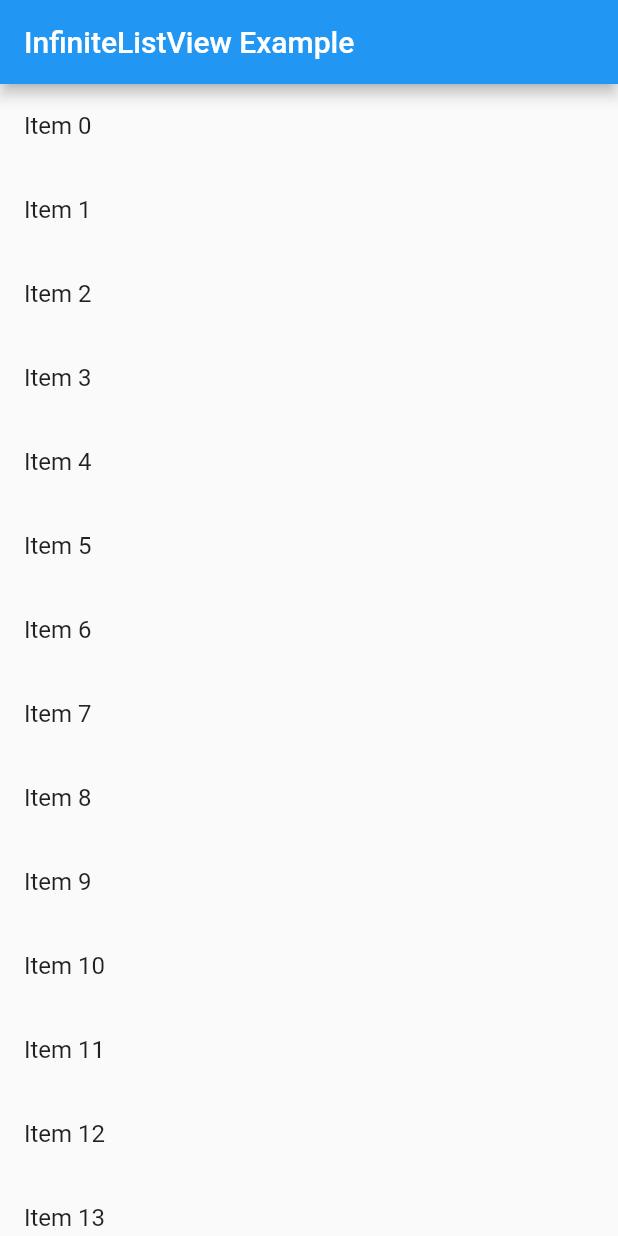
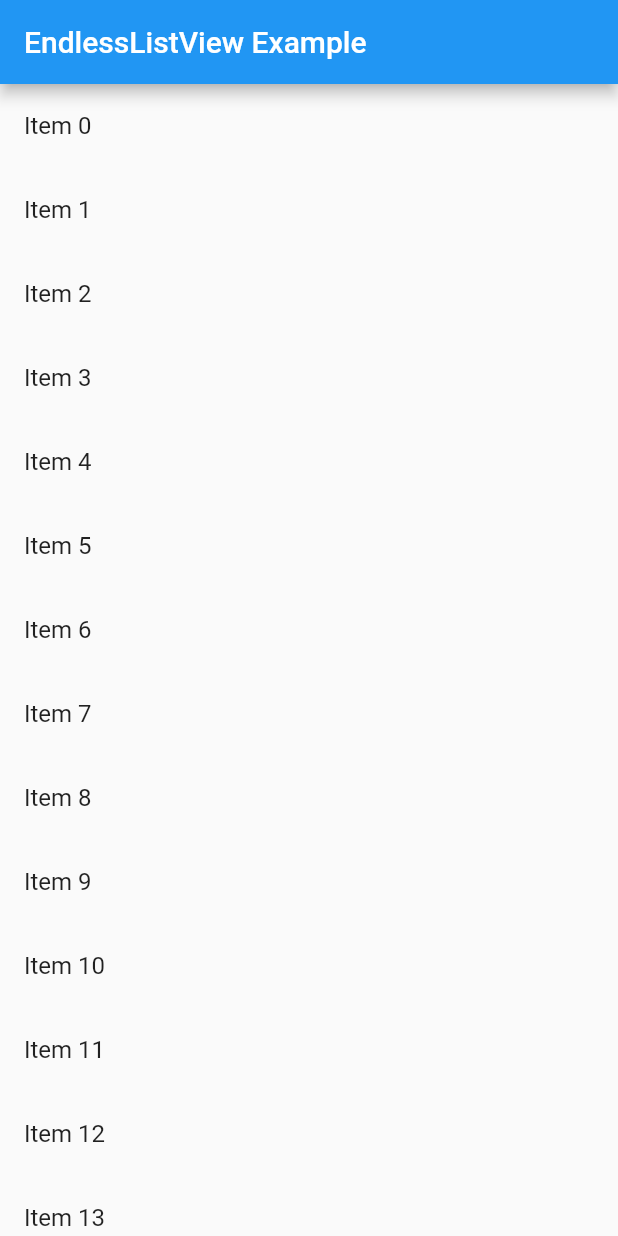
Before and after one commit to Natanlimap/endless_list_view, a Flutter app: the screen it shows after launch, on a phone screen of 412 x 824 dp. Run offline on Flutter 3.47's test engine with Material 2 defaults, Android fonts, the phone set to English and light mode, and no system bars.

Commit message:
fix: rename from infiniteListView to EndlessListView

```diff
--- a/example/lib/main.dart
+++ b/example/lib/main.dart
@@ -10,19 +10,18 @@ class MyApp extends StatelessWidget {
   Widget build(BuildContext context) {
     return MaterialApp(
       debugShowCheckedModeBanner: false,
-      title: 'InfiniteListView Example',
-      home: InfiniteListViewExample(),
+      title: 'EndlessListView Example',
+      home: EndlessListViewExample(),
     );
   }
 }
 
-class InfiniteListViewExample extends StatefulWidget {
+class EndlessListViewExample extends StatefulWidget {
   @override
-  _InfiniteListViewExampleState createState() =>
-      _InfiniteListViewExampleState();
+  _EndlessListViewExampleState createState() => _EndlessListViewExampleState();
 }
 
-class _InfiniteListViewExampleState extends State<InfiniteListViewExample> {
+class _EndlessListViewExampleState extends State<EndlessListViewExample> {
   final List<Widget> _items = List.generate(20, (index) => Text('Item $index'));
 
   Future<List<Widget>> _loadMoreData() async {
@@ -37,9 +36,9 @@ class _InfiniteListViewExampleState extends State<InfiniteListViewExample> {
   Widget build(BuildContext context) {
     return Scaffold(
       appBar: AppBar(
-        title: Text('InfiniteListView Example'),
+        title: Text('EndlessListView Example'),
       ),
-      body: InfiniteListView(
+      body: EndlessListView(
         initialItems: _items,
         onLoadMoreData: _loadMoreData,
       ),
--- a/lib/endless_list_view.dart
+++ b/lib/endless_list_view.dart
@@ -2,21 +2,21 @@ library endless_list_view;
 
 import 'package:flutter/material.dart';
 
-class InfiniteListView<T> extends StatefulWidget {
+class EndlessListView<T> extends StatefulWidget {
   final List<Widget> initialItems;
   final Future<List<Widget>> Function() onLoadMoreData;
 
-  const InfiniteListView({
+  const EndlessListView({
     Key? key,
     required this.initialItems,
     required this.onLoadMoreData,
   }) : super(key: key);
 
   @override
-  _InfiniteListViewState<T> createState() => _InfiniteListViewState<T>();
+  _EndlessListViewState<T> createState() => _EndlessListViewState<T>();
 }
 
-class _InfiniteListViewState<T> extends State<InfiniteListView<T>> {
+class _EndlessListViewState<T> extends State<EndlessListView<T>> {
   final ScrollController _scrollController = ScrollController();
 
   @override
--- a/pubspec.yaml
+++ b/pubspec.yaml
@@ -1,6 +1,6 @@
 name: endless_list_view
 description: InfiniteListView is a widget for Flutter that enables the creation of a scrollable list with infinite loading capabilities, allowing for a seamless user experience and better performance when dealing with large datasets.
-version: 0.0.1
+version: 0.0.2
 repository: https://github.com/Natanlimap/endless_list_view
 
 environment:
```
Also changed, not shown: example/pubspec.lock, 2 other files.
